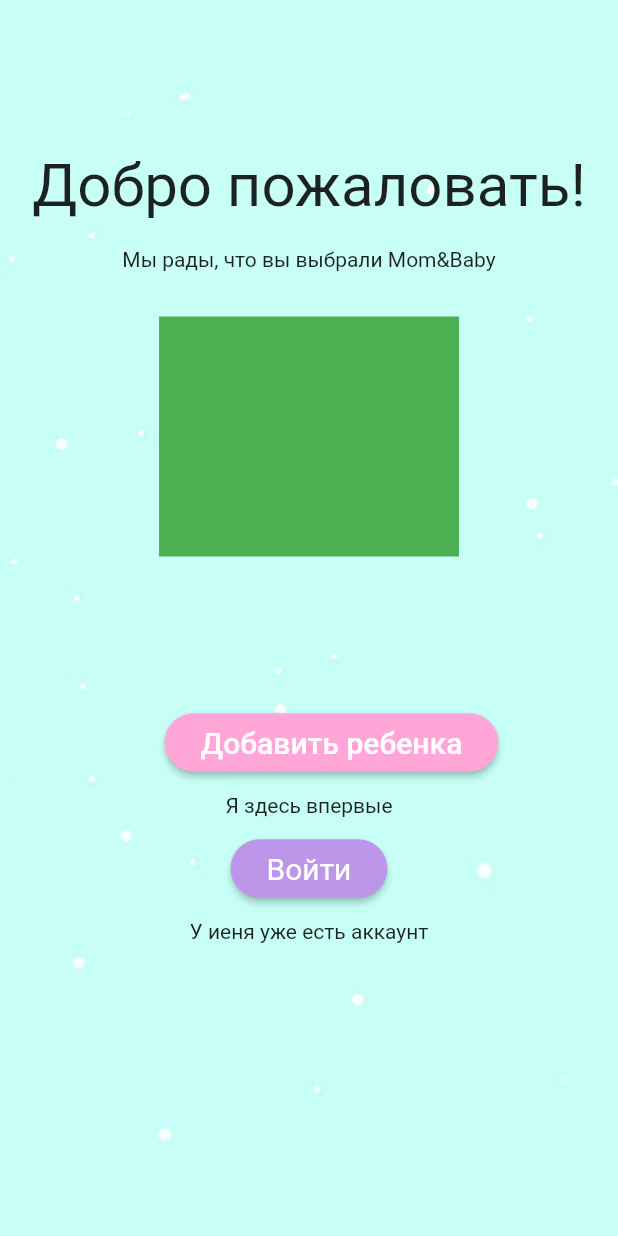
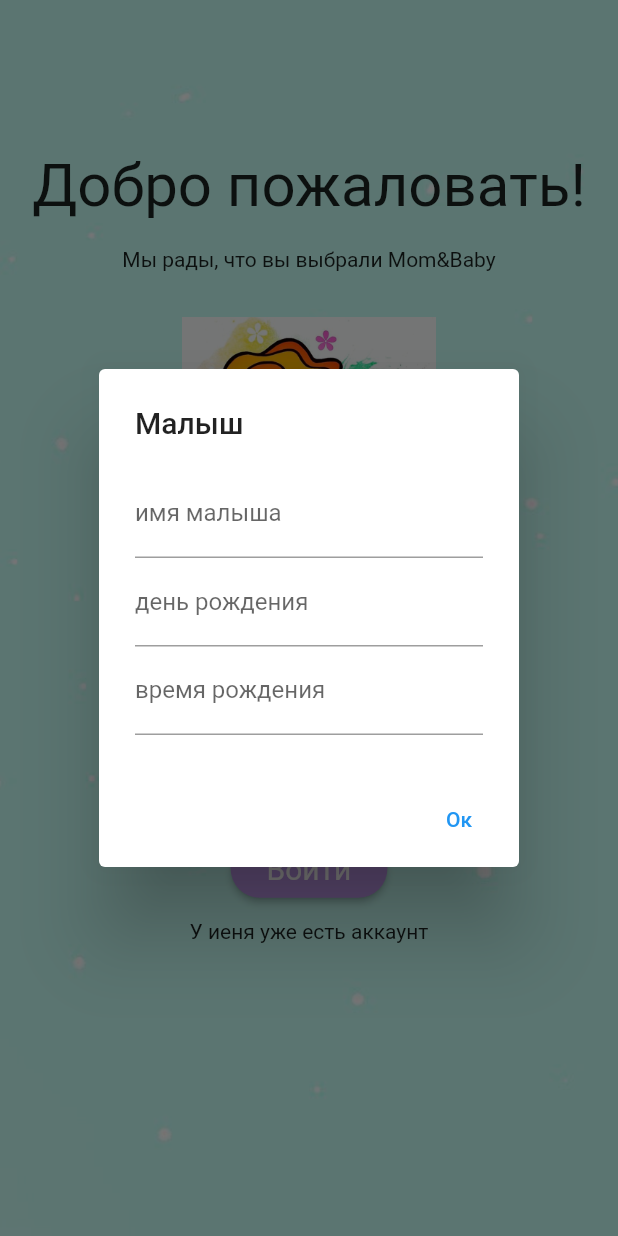
Before and after one commit to TagaevaMaria/Mom-Baby, a Flutter app: the screen it shows after launch, after a tap on "Добавить ребенка", on a phone screen of 412 x 824 dp. Run offline on Flutter 3.47's test engine with Material 2 defaults, Android fonts, the phone set to English and light mode, and no system bars.

Commit message:
продолжаю dev start

```diff
--- a/lib/main.dart
+++ b/lib/main.dart
@@ -12,8 +12,8 @@ class MyApp extends StatelessWidget {
 
   @override
   Widget build(BuildContext context) {
-    return MaterialApp(
-      home: const HomeScreen(),
+    return const MaterialApp(
+      home: HomeScreen(),
     );
   }
 }
--- a/lib/widget/home_screen.dart
+++ b/lib/widget/home_screen.dart
@@ -1,4 +1,18 @@
 import 'package:flutter/material.dart';
+
+class HomeScreenBody extends StatefulWidget {
+  const HomeScreenBody({Key? key}) : super(key: key);
+
+  @override
+  _HomeScreenBodyState createState() => _HomeScreenBodyState();
+}
+
+class _HomeScreenBodyState extends State<HomeScreenBody> {
+  @override
+  Widget build(BuildContext context) {
+    return const HomeScreen();
+  }
+}
 
 class HomeScreen extends StatelessWidget {
   const HomeScreen({Key? key}) : super(key: key);
@@ -31,9 +45,9 @@ class HomeScreen extends StatelessWidget {
           Padding(
             padding: const EdgeInsets.only(top: 30),
             child: Container(
+              child: Image.asset('assets/images/fon2.jpg'),
               height: 160,
-              width: 200,
-              color: Colors.green,
+              width: 300,
             ),
           ),
           Padding(
@@ -45,7 +59,7 @@ class HomeScreen extends StatelessWidget {
                   borderRadius: BorderRadius.circular(30.0),
                 ),
               ),
-              onPressed: () {},
+              onPressed: () => _addBaby(context),
               child: const Padding(
                 padding: EdgeInsets.all(8.0),
                 child: Text(
@@ -83,3 +97,39 @@ class HomeScreen extends StatelessWidget {
     );
   }
 }
+
+/// Диалоговое окно ввода данных о ребенке.
+Future<void> _addBaby(BuildContext context) async {
+  return showDialog<void>(
+    context: context,
+    barrierDismissible: false, // user must tap button!
+    builder: (BuildContext context) {
+      return AlertDialog(
+        title: const Text('Малыш'),
+        content: SingleChildScrollView(
+          child: ListBody(
+            children: const <Widget>[
+              TextField(
+                decoration: InputDecoration(label: Text('имя малыша')),
+              ),
+              TextField(
+                decoration: InputDecoration(label: Text('день рождения')),
+              ),
+              TextField(
+                decoration: InputDecoration(label: Text('время рождения')),
+              )
+            ],
+          ),
+        ),
+        actions: <Widget>[
+          TextButton(
+            child: const Text('Ок'),
+            onPressed: () {
+              Navigator.of(context).pop();
+            },
+          ),
+        ],
+      );
+    },
+  );
+}
```
Also changed, not shown: assets/images/fon2.jpg.
